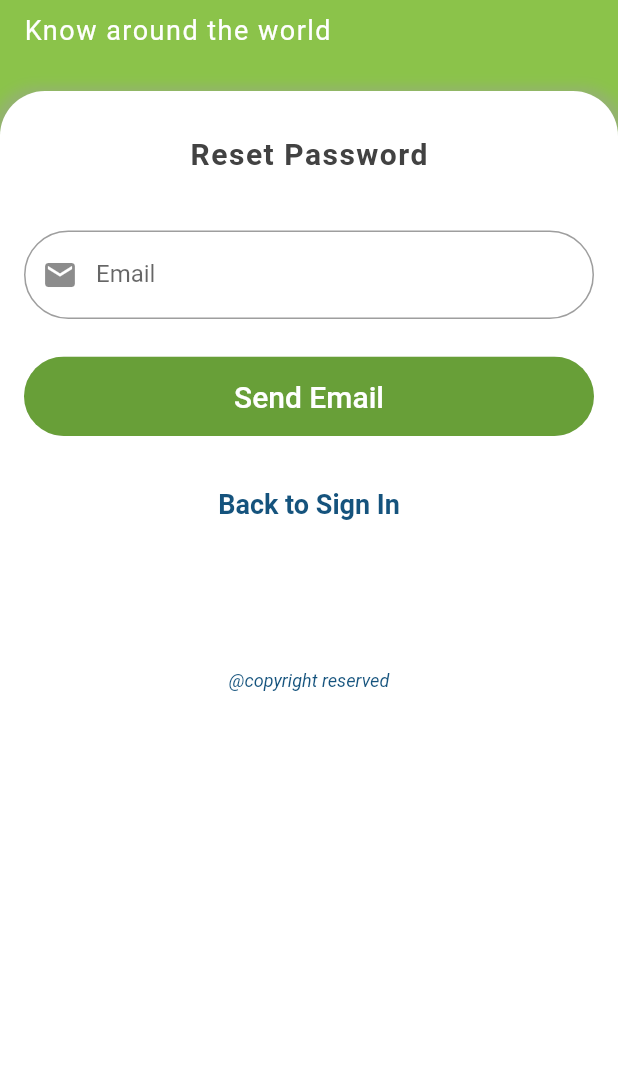
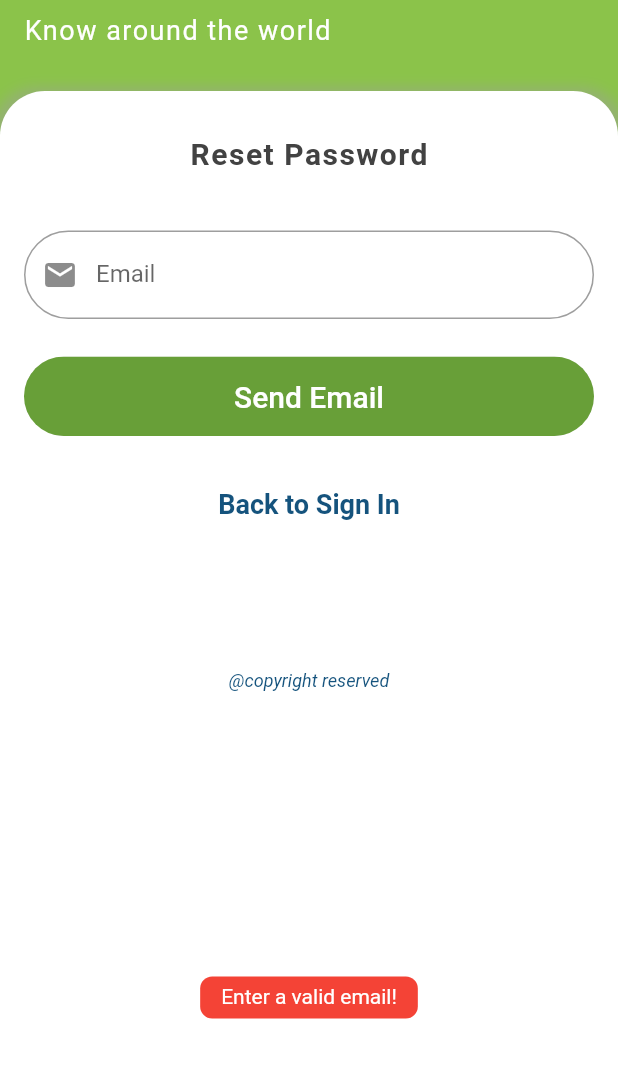
Before and after one commit to RafatMeraz/news_app, a Flutter app: the ForgotPassword screen opened directly, after a tap on "Send Email", on a phone screen of 412 x 824 dp, the part 98-1176 px from its top. Run offline on Flutter 3.47's test engine with Material 2 defaults, Android fonts, the phone set to English and light mode, and no system bars; our stand-ins replace bot_toast, cloud_firestore, firebase_auth, flutter_bloc, toast; accounts and stored records are empty.

Commit message:
forgot password ui is connected to bloc

```diff
--- a/lib/main.dart
+++ b/lib/main.dart
@@ -1,6 +1,8 @@
 import 'package:flutter/material.dart';
 import 'package:flutter_bloc/flutter_bloc.dart';
 import 'package:news_app/src/app.dart';
+import 'package:news_app/src/business_logic/blocs/forgot_password/forgot_password_bloc.dart';
+import 'package:news_app/src/business_logic/blocs/forgot_password/forgot_password_states.dart';
 import 'package:news_app/src/business_logic/blocs/signin/signin_bloc.dart';
 import 'package:news_app/src/business_logic/blocs/signin/signin_states.dart';
 import 'package:news_app/src/business_logic/blocs/signup/signup_bloc.dart';
@@ -15,6 +17,9 @@ void main() {
       BlocProvider<SignInBloc>(
         create: (BuildContext context) => SignInBloc(SignInInitialState()),
       ),
+      BlocProvider<ForgotPasswordBloc>(
+        create: (BuildContext context) => ForgotPasswordBloc(ForgotPasswordInitialState()),
+      ),
     ],
     child: NewsApp(),
   );
--- a/lib/src/view/ui/forgot_password.dart
+++ b/lib/src/view/ui/forgot_password.dart
@@ -1,4 +1,9 @@
+import 'package:bot_toast/bot_toast.dart';
 import 'package:flutter/material.dart';
+import 'package:flutter_bloc/flutter_bloc.dart';
+import 'package:news_app/src/business_logic/blocs/forgot_password/forgot_password_bloc.dart';
+import 'package:news_app/src/business_logic/blocs/forgot_password/forgot_password_events.dart';
+import 'package:news_app/src/business_logic/blocs/forgot_password/forgot_password_states.dart';
 import 'package:news_app/src/view/utils/constants.dart';
 import 'package:news_app/src/view/utils/reuseable_widgets.dart';
 
@@ -109,13 +114,55 @@ class _ForgotPasswordState extends State<ForgotPassword> {
                       SizedBox(
                         height: 25,
                       ),
-                      RoundedButton(
-                        disable: false,
-                        inProgress: false,
-                        onPressed: (){
-                          print('Send mail!');
+                      BlocBuilder(
+                        bloc: BlocProvider.of<ForgotPasswordBloc>(context),
+                        builder: (context, state){
+                          if (state is ForgotPasswordErrorState){
+                            BotToast.showText(
+                                text: 'Something went wrong!',
+                                contentColor: Colors.red,
+                                textStyle: TextStyle(
+                                    color: Colors.white
+                                )
+                            );
+                          } else if (state is ForgotPasswordFailedState){
+                            BotToast.showText(
+                                text: state.message,
+                                contentColor: Colors.red,
+                                textStyle: TextStyle(
+                                    color: Colors.white
+                                )
+                            );
+                          } else if (state is ForgotPasswordSuccessState){
+                            BotToast.showText(
+                                text: "A mail has been sent to your email for reset your password!",
+                                contentColor: kDarkGreenColor,
+                                textStyle: TextStyle(
+                                    color: Colors.white
+                                ),
+                              duration: Duration(seconds: 3)
+                            );
+                          }
+                          return RoundedButton(
+                            disable: false,
+                            inProgress: false,
+                            onPressed: (){
+                              bool emailValid = RegExp(r"^[a-zA-Z0-9.a-zA-Z0-9.!#$%&'*+-/=?^_`{|}~]+@[a-zA-Z0-9]+\.[a-zA-Z]+").hasMatch(_emailController.text.trim());
+                              if (emailValid){
+                                BlocProvider.of<ForgotPasswordBloc>(context).add(ForgotPasswordResetEvent(email: _emailController.text.trim()));
+                              } else {
+                                BotToast.showText(
+                                    text: 'Enter a valid email!',
+                                    contentColor: Colors.red,
+                                    textStyle: TextStyle(
+                                        color: Colors.white
+                                    )
+                                );
+                              }
+                            },
+                            buttonText: 'Send Email',
+                          );
                         },
-                        buttonText: 'Send Email',
                       ),
                       SizedBox(
                         height: 35,
```
